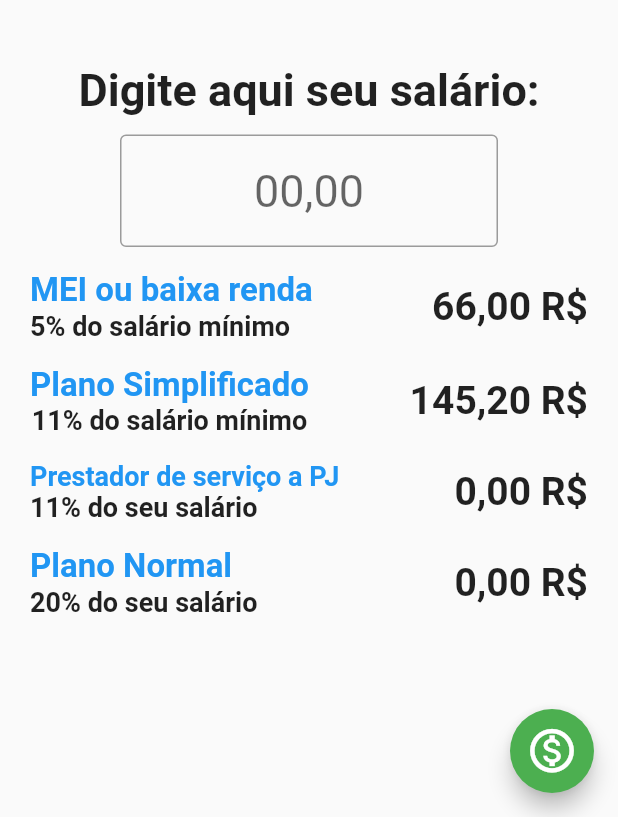
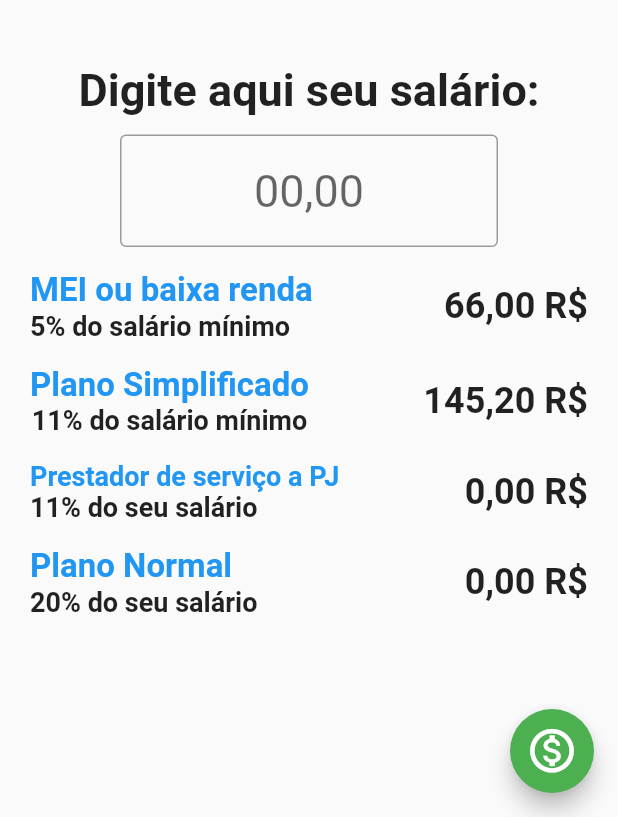
Before and after one commit to aericode/inss-calculator-flutter, a Flutter app: the screen it shows after launch, on a phone screen of 412 x 824 dp, the part 419-1236 px from its top. Run offline on Flutter 3.47's test engine with Material 2 defaults, Android fonts, the light colour scheme and no system bars.

Commit message:
smaller money text

```diff
--- a/lib/main.dart
+++ b/lib/main.dart
@@ -144,7 +144,7 @@ class _MyHomePageState extends State<MyHomePage> {
                                     ' R\$')
                                 .replaceAll('.', ','),
                             style: TextStyle(
-                                fontWeight: FontWeight.bold, fontSize: 26)),
+                                fontWeight: FontWeight.bold, fontSize: 24)),
                       ],
                     ),
                     const Text(""),
@@ -168,7 +168,7 @@ class _MyHomePageState extends State<MyHomePage> {
                                     ' R\$')
                                 .replaceAll('.', ','),
                             style: TextStyle(
-                                fontWeight: FontWeight.bold, fontSize: 26)),
+                                fontWeight: FontWeight.bold, fontSize: 24)),
                       ],
                     ),
                     const Text(""),
@@ -194,7 +194,7 @@ class _MyHomePageState extends State<MyHomePage> {
                                 ' R\$')
                                 .replaceAll('.', ','),
                             style: TextStyle(
-                                fontWeight: FontWeight.bold, fontSize: 26)),
+                                fontWeight: FontWeight.bold, fontSize: 24)),
                       ],
                     ),
                     const Text(""),
@@ -219,7 +219,7 @@ class _MyHomePageState extends State<MyHomePage> {
                                     ' R\$')
                                 .replaceAll('.', ','),
                             style: TextStyle(
-                                fontWeight: FontWeight.bold, fontSize: 26)),
+                                fontWeight: FontWeight.bold, fontSize: 24)),
                       ],
                     ),
                   ],
```
